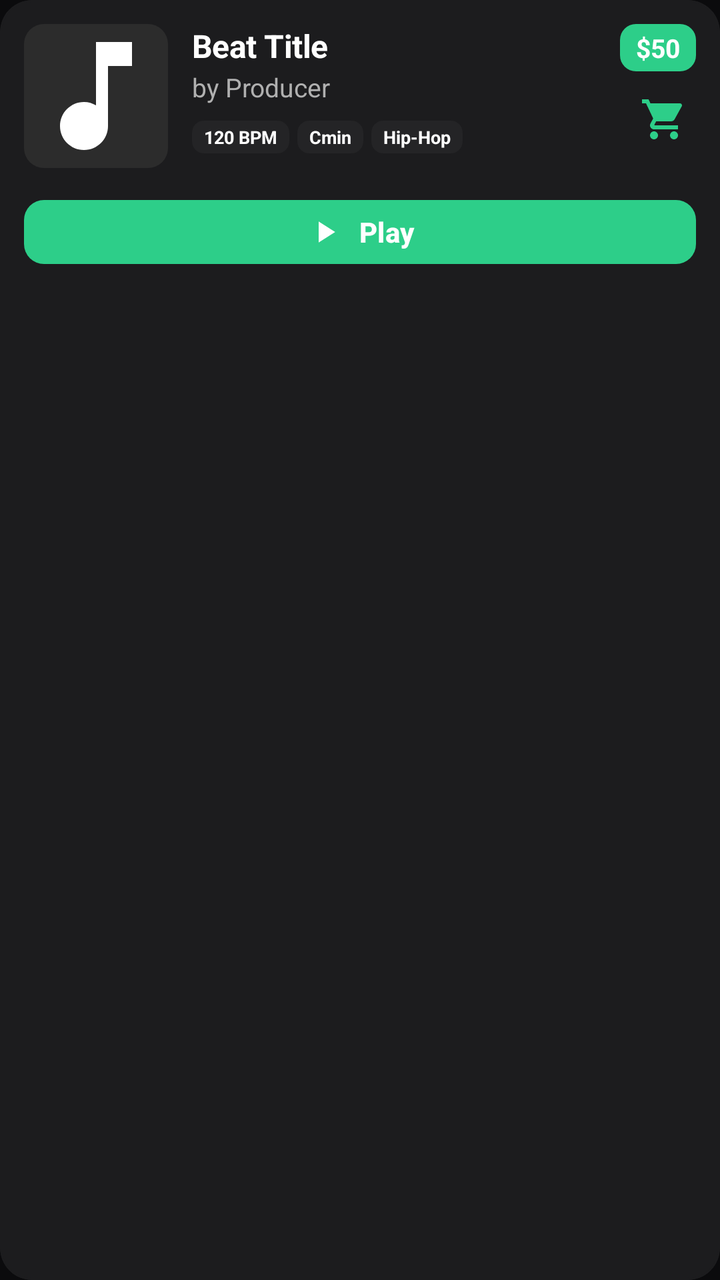
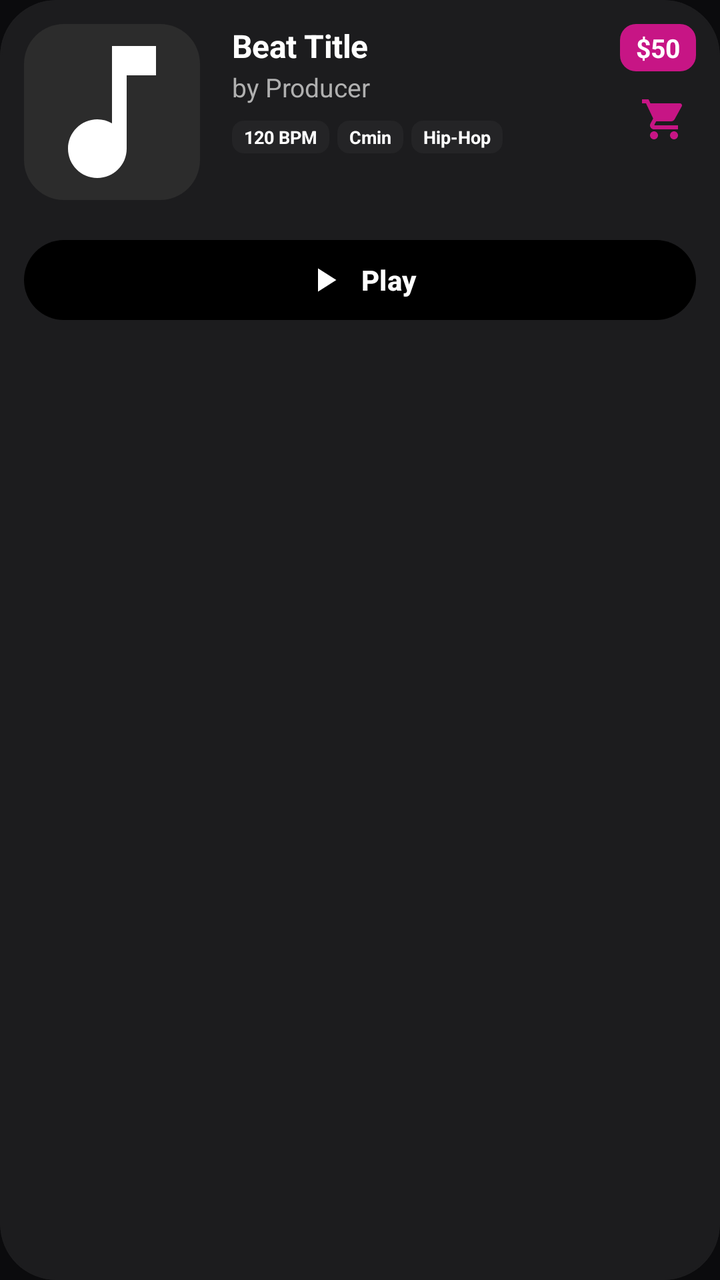

Compare the two renders of this Android layout. The source of the first and the diff that turns it into the second are given below.
<!-- AndroidManifest.xml: application theme Theme.BeatHouse.Splash -->
<!-- res/layout/item_beat.xml -->
<?xml version="1.0" encoding="utf-8"?>
<com.google.android.material.card.MaterialCardView
    xmlns:android="http://schemas.android.com/apk/res/android"
    xmlns:app="http://schemas.android.com/apk/res-auto"
    android:id="@+id/cardBeat"
    android:layout_width="match_parent"
    android:layout_height="wrap_content"
    android:layout_marginHorizontal="12dp"
    android:layout_marginVertical="6dp"
    app:cardCornerRadius="16dp"
    app:cardElevation="0dp"
    app:cardBackgroundColor="@color/surface_container"
    app:strokeColor="@color/outline"
    app:strokeWidth="1dp"
    android:stateListAnimator="@null">

    <LinearLayout
        android:layout_width="match_parent"
        android:layout_height="wrap_content"
        android:orientation="vertical"
        android:padding="12dp">

        <LinearLayout
            android:layout_width="match_parent"
            android:layout_height="wrap_content"
            android:orientation="horizontal"
            android:gravity="top">

            
            <com.google.android.material.card.MaterialCardView
                android:layout_width="72dp"
                android:layout_height="72dp"
                android:layout_marginEnd="12dp"
                app:cardCornerRadius="10dp"
                app:cardElevation="0dp"
                app:strokeWidth="0dp">
                <ImageView
                    android:id="@+id/ivCover"
                    android:layout_width="match_parent"
                    android:layout_height="match_parent"
                    android:scaleType="centerCrop"
                    android:src="@drawable/ic_music_note"
                    android:background="#2C2C2C"
                    android:contentDescription="Beat cover" />
            </com.google.android.material.card.MaterialCardView>

            
            <LinearLayout
                android:layout_width="0dp"
                android:layout_height="wrap_content"
                android:layout_weight="1"
                android:orientation="vertical">

                <TextView
                    android:id="@+id/tvTitle"
                    android:layout_width="match_parent"
                    android:layout_height="wrap_content"
                    android:text="Beat Title"
                    android:textSize="16sp"
                    android:textStyle="bold"
                    android:textColor="@color/on_surface"
                    android:maxLines="2"
                    android:ellipsize="end"
                    android:letterSpacing="-0.01" />

                <TextView
                    android:id="@+id/tvProducer"
                    android:layout_width="match_parent"
                    android:layout_height="wrap_content"
                    android:text="by Producer"
                    android:textSize="13sp"
                    android:textColor="@color/on_surface_variant"
                    android:layout_marginTop="1dp"
                    android:maxLines="1"
                    android:ellipsize="end" />

                
                <LinearLayout
                    android:layout_width="match_parent"
                    android:layout_height="wrap_content"
                    android:layout_marginTop="8dp"
                    android:orientation="horizontal">

                    <TextView
                        android:id="@+id/tvBpm"
                        android:layout_width="wrap_content"
                        android:layout_height="wrap_content"
                        android:background="@drawable/tag_background"
                        android:paddingHorizontal="6dp"
                        android:paddingVertical="2dp"
                        android:text="120 BPM"
                        android:textColor="@color/on_surface"
                        android:textSize="9sp"
                        android:textStyle="bold"
                        android:maxLines="1" />

                    <TextView
                        android:id="@+id/tvKey"
                        android:layout_width="wrap_content"
                        android:layout_height="wrap_content"
                        android:layout_marginStart="4dp"
                        android:background="@drawable/tag_background"
                        android:paddingHorizontal="6dp"
                        android:paddingVertical="2dp"
                        android:text="Cmin"
                        android:textColor="@color/on_surface"
                        android:textSize="9sp"
                        android:textStyle="bold"
                        android:maxLines="1" />

                    <TextView
                        android:id="@+id/tvGenre"
                        android:layout_width="wrap_content"
                        android:layout_height="wrap_content"
                        android:layout_marginStart="4dp"
                        android:background="@drawable/tag_background"
                        android:ellipsize="end"
                        android:maxLines="1"
                        android:paddingHorizontal="6dp"
                        android:paddingVertical="2dp"
                        android:text="Hip-Hop"
                        android:textColor="@color/on_surface"
                        android:textSize="9sp"
                        android:textStyle="bold" />
                </LinearLayout>

            </LinearLayout>

            <LinearLayout
                android:layout_width="wrap_content"
                android:layout_height="wrap_content"
                android:orientation="vertical"
                android:gravity="end"
                android:layout_marginStart="4dp">

                <TextView
                    android:id="@+id/tvPrice"
                    android:layout_width="wrap_content"
                    android:layout_height="wrap_content"
                    android:text="$50"
                    android:textSize="13sp"
                    android:textStyle="bold"
                    android:paddingHorizontal="8dp"
                    android:paddingVertical="3dp"
                    android:background="@drawable/price_background"
                    android:textColor="#FFFFFF" />

                <FrameLayout
                    android:layout_width="wrap_content"
                    android:layout_height="wrap_content"
                    android:layout_marginTop="8dp">

                    <ImageButton
                        android:id="@+id/btn_add_to_cart"
                        android:layout_width="32dp"
                        android:layout_height="32dp"
                        android:src="@drawable/ic_shopping_cart"
                        android:background="?attr/selectableItemBackgroundBorderless"
                        android:contentDescription="Add to cart"
                        app:tint="@color/primary" />

                    <View
                        android:id="@+id/cart_badge"
                        android:layout_width="8dp"
                        android:layout_height="8dp"
                        android:layout_gravity="top|end"
                        android:background="@drawable/badge_background"
                        android:visibility="gone" />
                </FrameLayout>
            </LinearLayout>

        </LinearLayout>

        <TextView
            android:id="@+id/tvDescription"
            android:layout_width="match_parent"
            android:layout_height="wrap_content"
            android:textSize="11sp"
            android:textColor="@color/on_surface_secondary"
            android:layout_marginTop="8dp"
            android:maxLines="2"
            android:ellipsize="end"
            android:visibility="gone" />

        <com.google.android.material.button.MaterialButton
            android:id="@+id/btnPlay"
            android:layout_width="match_parent"
            android:layout_height="40dp"
            android:layout_marginTop="12dp"
            android:text="Play"
            android:textSize="14sp"
            android:textStyle="bold"
            app:icon="@drawable/ic_play_arrow"
            app:iconGravity="textStart"
            app:iconSize="18dp"
            app:cornerRadius="10dp"
            app:backgroundTint="@color/primary"
            android:textColor="#FFFFFF"
            app:rippleColor="#33FFFFFF"
            style="@style/Widget.Material3.Button" />

    </LinearLayout>

</com.google.android.material.card.MaterialCardView>
<!-- resources referenced by this layout -->
<resources>
  <color name="on_surface">#FFFFFF</color>
  <color name="on_surface_secondary">#707070</color>
  <color name="on_surface_variant">#B0B0B0</color>
  <color name="outline">#1C1C1E</color>
  <color name="primary">#2DCE89</color>
  <color name="surface_container">#1C1C1E</color>
  <!-- drawable badge_background (drawable) -->
  <?xml version="1.0" encoding="utf-8"?>
  <shape xmlns:android="http://schemas.android.com/apk/res/android"
      android:shape="oval">
      <solid android:color="#8B3A9C" />
  </shape>
  <!-- drawable tag_background (drawable) -->
  <shape xmlns:android="http://schemas.android.com/apk/res/android">
      <corners android:radius="6dp" />
      <solid android:color="@color/surface_container_high" />
  </shape>
  <style name="Theme.BeatHouse.Splash" parent="Theme.BeatHouse">
          <item name="android:windowBackground">@color/background</item>
      </style>
  <color name="surface_container_high">#242426</color>
  <color name="background">#0B0B0D</color>
  <color name="primary_container">#004D40</color>
  <color name="on_primary">#FFFFFF</color>
  <color name="secondary">#8E8E93</color>
  <color name="secondary_container">#1C1C1E</color>
  <color name="on_secondary">#FFFFFF</color>
  <color name="error">#FF453A</color>
  <color name="error_container">#330000</color>
  <color name="surface">#121214</color>
  <color name="surface_variant">#1A1A1C</color>
  <style name="Widget.BeatHouse.Button" parent="Widget.Material3.Button">
          <item name="android:textSize">16sp</item>
          <item name="android:textStyle">bold</item>
          <item name="cornerRadius">12dp</item>
          <item name="iconGravity">textStart</item>
          <item name="iconPadding">8dp</item>
          <item name="android:insetTop">4dp</item>
          <item name="android:insetBottom">4dp</item>
          <item name="backgroundTint">@color/primary</item>
          <item name="android:textColor">@color/on_primary</item>
      </style>
  <style name="Widget.BeatHouse.Card" parent="Widget.Material3.CardView.Elevated">
          <item name="cardCornerRadius">16dp</item>
          <item name="cardElevation">0dp</item>
          <item name="strokeColor">@color/outline</item>
          <item name="strokeWidth">1dp</item>
          <item name="cardBackgroundColor">@color/surface_container</item>
      </style>
  <style name="Widget.BeatHouse.BottomNavigation" parent="Widget.Material3.BottomNavigationView">
          <item name="itemIconTint">@color/bottom_nav_icon_tint</item>
          <item name="itemTextColor">@color/bottom_nav_text_tint</item>
          <item name="itemBackground">@color/surface</item>
          <item name="android:background">@color/surface</item>
          <item name="elevation">0dp</item>
          <item name="itemPaddingTop">12dp</item>
          <item name="itemPaddingBottom">12dp</item>
      </style>
  <style name="Widget.BeatHouse.AppBarLayout" parent="Widget.Material3.AppBarLayout">
          <item name="android:background">@color/surface</item>
          <item name="backgroundTint">@color/surface</item>
      </style>
  <style name="Widget.BeatHouse.Chip" parent="Widget.Material3.Chip.Filter">
          <item name="chipCornerRadius">12dp</item>
          <item name="chipStrokeColor">@color/outline</item>
          <item name="chipStrokeWidth">1dp</item>
          <item name="android:textColor">@color/on_surface_variant</item>
          <item name="chipBackgroundColor">@color/surface_container</item>
          <item name="checkedIconTint">@color/primary</item>
          <item name="android:textSize">14sp</item>
      </style>
  <!-- unchanged entries left out for length: 6 -->
</resources>

<!-- the commit's change to res/layout/item_beat.xml (unified diff, before → after) -->
@@ -5,9 +5,9 @@
     android:id="@+id/cardBeat"
     android:layout_width="match_parent"
     android:layout_height="wrap_content"
-    android:layout_marginHorizontal="12dp"
-    android:layout_marginVertical="6dp"
-    app:cardCornerRadius="16dp"
+    android:layout_marginHorizontal="16dp"
+    android:layout_marginVertical="8dp"
+    app:cardCornerRadius="28dp"
     app:cardElevation="0dp"
     app:cardBackgroundColor="@color/surface_container"
     app:strokeColor="@color/outline"
@@ -28,10 +28,10 @@
 
             
             <com.google.android.material.card.MaterialCardView
-                android:layout_width="72dp"
-                android:layout_height="72dp"
-                android:layout_marginEnd="12dp"
-                app:cardCornerRadius="10dp"
+                android:layout_width="88dp"
+                android:layout_height="88dp"
+                android:layout_marginEnd="16dp"
+                app:cardCornerRadius="20dp"
                 app:cardElevation="0dp"
                 app:strokeWidth="0dp">
                 <ImageView
@@ -185,19 +185,19 @@
         <com.google.android.material.button.MaterialButton
             android:id="@+id/btnPlay"
             android:layout_width="match_parent"
-            android:layout_height="40dp"
-            android:layout_marginTop="12dp"
+            android:layout_height="48dp"
+            android:layout_marginTop="16dp"
             android:text="Play"
             android:textSize="14sp"
             android:textStyle="bold"
             app:icon="@drawable/ic_play_arrow"
             app:iconGravity="textStart"
-            app:iconSize="18dp"
-            app:cornerRadius="10dp"
-            app:backgroundTint="@color/primary"
+            app:iconSize="20dp"
+            app:cornerRadius="24dp"
+            app:backgroundTint="@null" app:background="@drawable/bg_primary_gradient"
             android:textColor="#FFFFFF"
             app:rippleColor="#33FFFFFF"
-            style="@style/Widget.Material3.Button" />
+            style="@style/Widget.BeatHouse.Button" />
 
     </LinearLayout>
 
<!-- resource entries referenced after the edit -->
@@ -4,13 +4,23 @@
   <color name="on_surface_secondary">#707070</color>
   <color name="on_surface_variant">#B0B0B0</color>
   <color name="outline">#1C1C1E</color>
-  <color name="primary">#2DCE89</color>
+  <color name="primary">#C71585</color>
   <color name="surface_container">#1C1C1E</color>
   <!-- drawable badge_background (drawable) -->
   <?xml version="1.0" encoding="utf-8"?>
   <shape xmlns:android="http://schemas.android.com/apk/res/android"
       android:shape="oval">
       <solid android:color="#8B3A9C" />
+  </shape>
+  <!-- drawable bg_primary_gradient (drawable) -->
+  <?xml version="1.0" encoding="utf-8"?>
+  <shape xmlns:android="http://schemas.android.com/apk/res/android"
+      android:shape="rectangle">
+      <gradient
+          android:startColor="#C71585"
+          android:endColor="#9E106A"
+          android:angle="45" />
+      <corners android:radius="12dp" />
   </shape>
   <!-- drawable tag_background (drawable) -->
   <shape xmlns:android="http://schemas.android.com/apk/res/android">
@@ -22,7 +32,7 @@
       </style>
   <color name="surface_container_high">#242426</color>
   <color name="background">#0B0B0D</color>
-  <color name="primary_container">#004D40</color>
+  <color name="primary_container">#4D0033</color>
   <color name="on_primary">#FFFFFF</color>
   <color name="secondary">#8E8E93</color>
   <color name="secondary_container">#1C1C1E</color>
@@ -34,7 +44,7 @@
   <style name="Widget.BeatHouse.Button" parent="Widget.Material3.Button">
           <item name="android:textSize">16sp</item>
           <item name="android:textStyle">bold</item>
-          <item name="cornerRadius">12dp</item>
+          <item name="cornerRadius">24dp</item>
           <item name="iconGravity">textStart</item>
           <item name="iconPadding">8dp</item>
           <item name="android:insetTop">4dp</item>
@@ -43,7 +53,7 @@
           <item name="android:textColor">@color/on_primary</item>
       </style>
   <style name="Widget.BeatHouse.Card" parent="Widget.Material3.CardView.Elevated">
-          <item name="cardCornerRadius">16dp</item>
+          <item name="cardCornerRadius">28dp</item>
           <item name="cardElevation">0dp</item>
           <item name="strokeColor">@color/outline</item>
           <item name="strokeWidth">1dp</item>
@@ -52,18 +62,19 @@
   <style name="Widget.BeatHouse.BottomNavigation" parent="Widget.Material3.BottomNavigationView">
           <item name="itemIconTint">@color/bottom_nav_icon_tint</item>
           <item name="itemTextColor">@color/bottom_nav_text_tint</item>
-          <item name="itemBackground">@color/surface</item>
-          <item name="android:background">@color/surface</item>
+          <item name="itemBackground">@android:color/transparent</item>
+          <item name="android:background">@android:color/transparent</item>
           <item name="elevation">0dp</item>
           <item name="itemPaddingTop">12dp</item>
           <item name="itemPaddingBottom">12dp</item>
+          <item name="labelVisibilityMode">unlabeled</item>
       </style>
   <style name="Widget.BeatHouse.AppBarLayout" parent="Widget.Material3.AppBarLayout">
           <item name="android:background">@color/surface</item>
           <item name="backgroundTint">@color/surface</item>
       </style>
   <style name="Widget.BeatHouse.Chip" parent="Widget.Material3.Chip.Filter">
-          <item name="chipCornerRadius">12dp</item>
+          <item name="chipCornerRadius">20dp</item>
           <item name="chipStrokeColor">@color/outline</item>
           <item name="chipStrokeWidth">1dp</item>
           <item name="android:textColor">@color/on_surface_variant</item>
